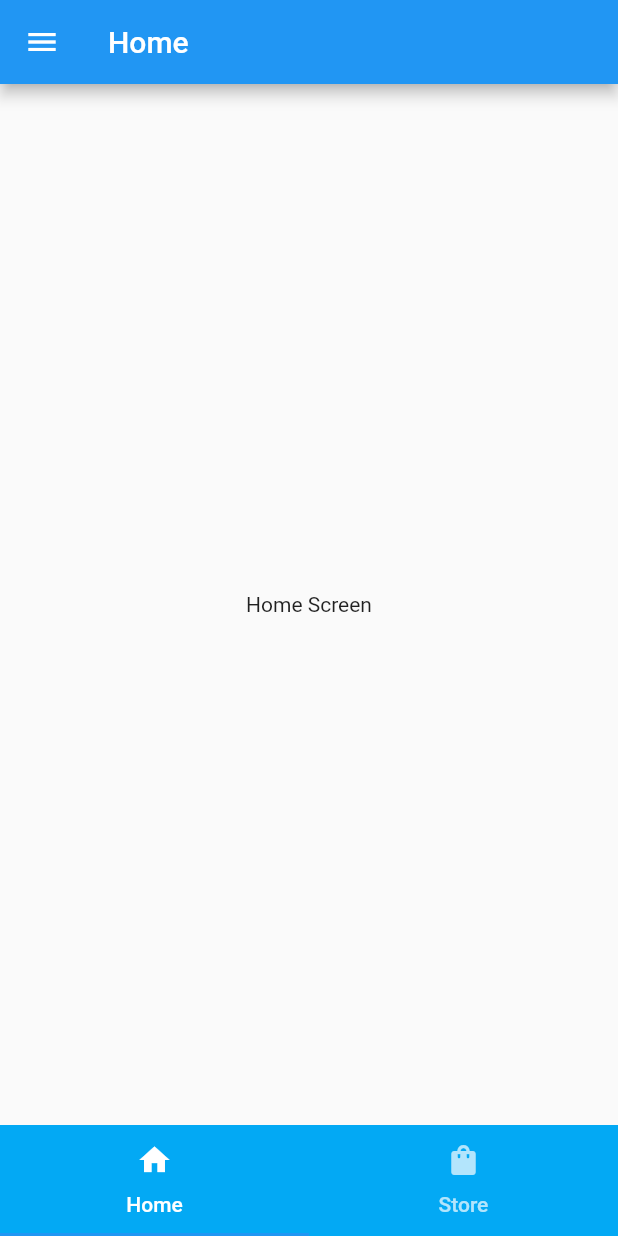
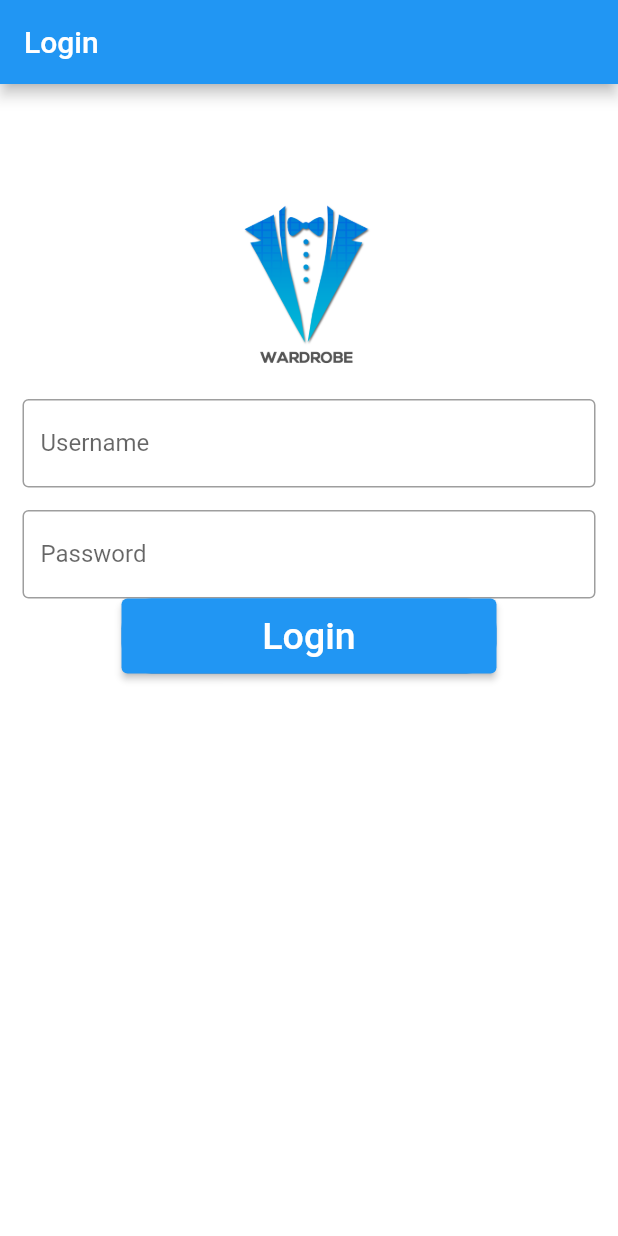
Before and after one commit to smsweet66/CS-495-Project, a Flutter app: the screen it shows after launch, on a phone screen of 412 x 824 dp. Run offline on Flutter 3.47's test engine with Material 2 defaults, Android fonts, the light colour scheme and no system bars.

Commit message:
added login page before home page, (still need to add registration page)

```diff
--- /dev/null
+++ b/Frontend/lib/login.dart
@@ -0,0 +1,103 @@
+import 'dart:convert';
+
+import 'package:flutter/material.dart';
+import 'package:http/http.dart';
+import 'package:test/homePage.dart';
+import 'package:test/urls.dart';
+
+class LoginPage extends StatefulWidget
+{
+  const LoginPage({super.key});
+
+  @override
+  _LoginPageState createState() => _LoginPageState();
+}
+
+class _LoginPageState extends State<LoginPage>
+{
+  final Client client = Client();
+  final usernameController = TextEditingController();
+  final passwordController = TextEditingController();
+
+  Future<String?> _login() async
+  {
+    Map response = json.decode((await client.post(loginUrl, body:
+    {
+      'username': usernameController.text,
+      'password': passwordController.text
+    })).body);
+
+    return response['token'].toString();
+  }
+
+  @override
+  Widget build(BuildContext context)
+  {
+    return Scaffold(
+      backgroundColor: Colors.white,
+      appBar: AppBar(title: const Text('Login')),
+      body: SingleChildScrollView(
+        child: Column(
+          children: <Widget>[
+            Padding(
+              padding: const EdgeInsets.only(top: 60),
+              child: Center(
+                child: SizedBox(
+                  width: 200,
+                  height: 150,
+                  child: Image.asset('assets/pictures/logo.png'),
+                )
+              )
+            ),
+            Padding(
+              padding: const EdgeInsets.symmetric(horizontal: 15),
+              child: TextField(
+                controller: usernameController,
+                decoration: const InputDecoration(
+                  border: OutlineInputBorder(),
+                  labelText: 'Username',
+                  hintText: 'Enter your username'
+                )
+              )
+            ),
+            Padding(
+              padding: const EdgeInsets.only(left: 15, right: 15, top: 15, bottom: 0),
+              child: TextField(
+                controller: passwordController,
+                obscureText: true,
+                decoration: const InputDecoration(
+                  border: OutlineInputBorder(),
+                  labelText: 'Password',
+                  hintText: 'Enter secure password'
+                )
+              )
+            ),
+            Container(
+              height: 50,
+              width: 250,
+              decoration: BoxDecoration(
+                color: Colors.blue,
+                borderRadius: BorderRadius.circular(20)
+              ),
+              child: ElevatedButton(
+                onPressed: (){
+                  _login().then((token)
+                  {
+                    if(token != null)
+                    {
+                      Navigator.push(
+                          context,
+                          MaterialPageRoute(builder: (context) => MyHomePage(title: "Home", client: client, token: token))
+                      );
+                    }
+                  });
+                },
+                child: const Text('Login', style: TextStyle(color: Colors.white, fontSize: 25))
+              )
+            )
+          ]
+        )
+      )
+    );
+  }
+}
--- a/Frontend/lib/main.dart
+++ b/Frontend/lib/main.dart
@@ -1,4 +1,5 @@
 import 'package:flutter/material.dart';
+import 'package:test/login.dart';
 
 void main() => runApp(const MyApp());
 
@@ -9,102 +10,7 @@ class MyApp extends StatelessWidget {
 	Widget build(BuildContext context) {
 		return const MaterialApp(
 			title: 'My Flutter App',
-			home: MyHomePage(title: 'Home'),
+			home: LoginPage(),
 		);
   }
 }
-
-class MyHomePage extends StatefulWidget {
-	const MyHomePage({Key? key, required this.title}) : super(key: key);
-
-	final String title;
-
-	@override
-	MyHomePageState createState() => MyHomePageState();
-}
-
-class MyHomePageState extends State<MyHomePage>
-		with SingleTickerProviderStateMixin {
-	late TabController _tabController;
-
-	@override
-	void initState() {
-		super.initState();
-		_tabController = TabController(length: 2, vsync: this);
-	}
-
-	@override
-	void dispose() {
-		_tabController.dispose();
-		super.dispose();
-	}
-
-	@override
-	Widget build(BuildContext context) {
-		return Scaffold(
-			appBar: AppBar(
-				title: Text(widget.title),
-			),
-			drawer: Drawer(
-				child: ListView(
-					padding: EdgeInsets.zero,
-					children: <Widget>[
-						const DrawerHeader(
-							decoration: BoxDecoration(
-								color: Colors.lightBlue,
-							),
-							child: Text('Menu'),
-						),
-						ListTile(
-							title: const Text('Profile'),
-							onTap: () {
-								// TODO: Implement profile screen.
-							},
-						),
-						ListTile(
-							title: const Text('Settings'),
-							onTap: () {
-								// TODO: Implement settings screen.
-							},
-						),
-						ListTile(
-							title: const Text('About'),
-							onTap: () {
-								// TODO: Implement about screen.
-							},
-						),
-					],
-				),
-			),
-			body: TabBarView(
-				controller: _tabController,
-				children: const <Widget>[
-					Center(
-						child: Text('Home Screen'),
-					),
-					Center(
-						child: Text('Store Screen'),
-					),
-				],
-			),
-			bottomNavigationBar: Container(
-				decoration: const BoxDecoration(
-					color: Colors.lightBlue,
-				),
-				child: TabBar(
-					controller: _tabController,
-					tabs: const <Tab>[
-						Tab(
-							text: 'Home',
-							icon: Icon(Icons.home),
-						),
-						Tab(
-							text: 'Store',
-							icon: Icon(Icons.shopping_bag),
-						),
-					],
-				),
-			),
-		);
-	}
-}
--- a/Frontend/pubspec.yaml
+++ b/Frontend/pubspec.yaml
@@ -35,6 +35,7 @@ dependencies:
   # The following adds the Cupertino Icons font to your application.
   # Use with the CupertinoIcons class for iOS style icons.
   cupertino_icons: ^1.0.2
+  http: ^0.13.3
 
 dev_dependencies:
   flutter_test:
@@ -52,6 +53,8 @@ dev_dependencies:
 
 # The following section is specific to Flutter packages.
 flutter:
+  assets:
+    - assets/pictures/logo.png
 
   # The following line ensures that the Material Icons font is
   # included with your application, so that you can use the icons in
```
Also changed, not shown: Frontend/lib/homePage.dart (added, +119 -0 lines), Frontend/lib/profile.dart (added, +28 -0 lines), Frontend/lib/urls.dart (added, +9 -0 lines), Frontend/assets/pictures/logo.png (added), Frontend/pubspec.lock, 1 other file.
